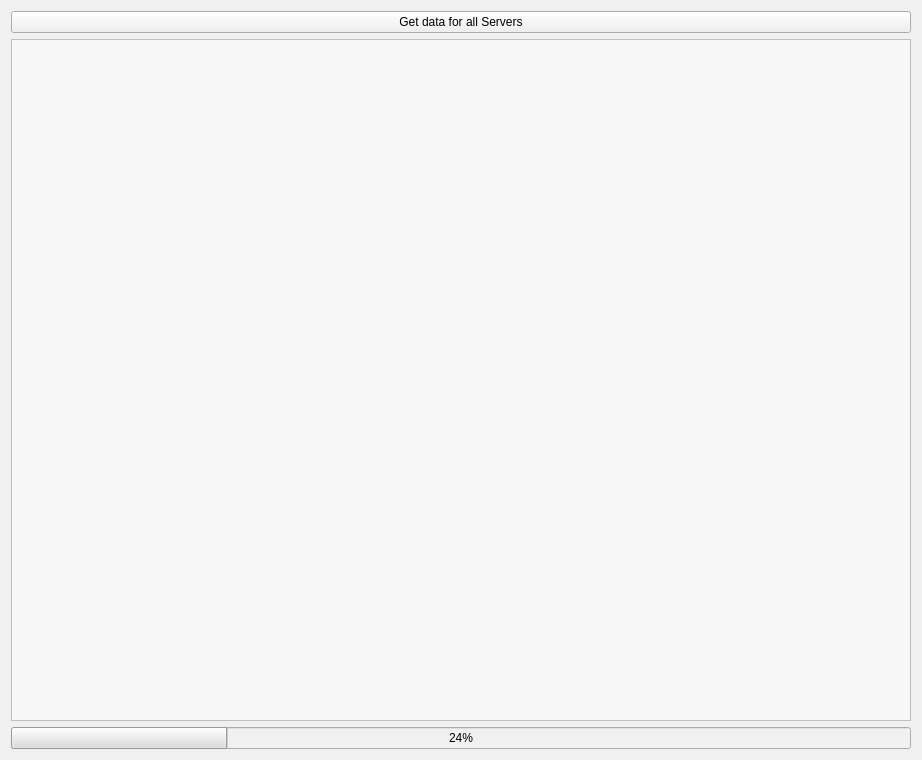
This is source_files/isrt_monitor_v0.7.ui in sargolin/ISRT-Insurgency-Sandstorm-RCON-TOOL-and-Mapchanger as Qt 5 draws it before an edit. The edited form follows.
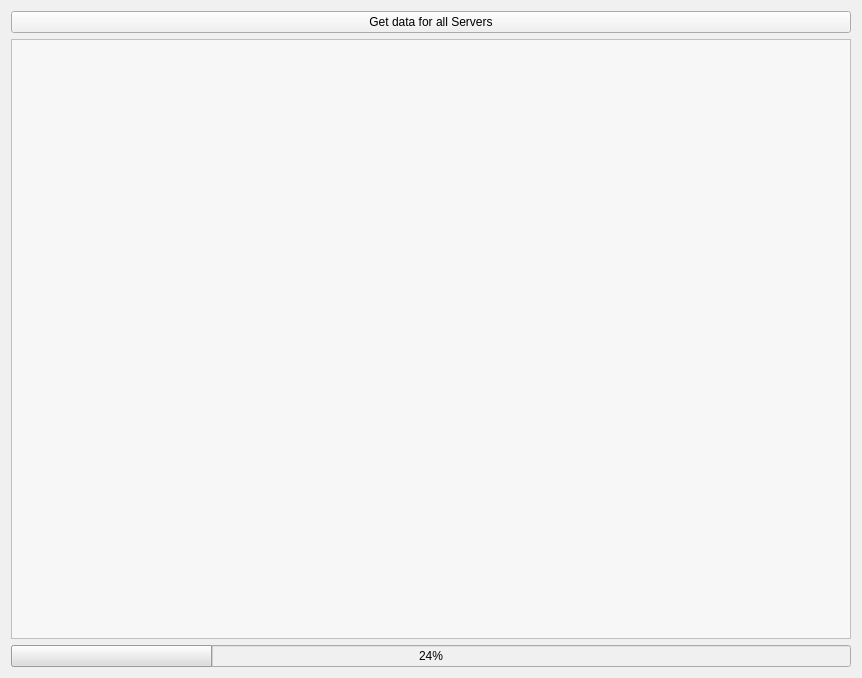
This is the edited form. Icons and pictures are not drawn.

What changed in the file:
```diff
--- a/source_files/isrt_monitor_v0.7.ui
+++ b/source_files/isrt_monitor_v0.7.ui
@@ -6,8 +6,8 @@
    <rect>
     <x>0</x>
     <y>0</y>
-    <width>920</width>
-    <height>760</height>
+    <width>860</width>
+    <height>678</height>
    </rect>
   </property>
   <property name="windowTitle">
@@ -62,7 +62,7 @@
        </property>
        <property name="minimumSize">
         <size>
-         <width>900</width>
+         <width>840</width>
          <height>600</height>
         </size>
        </property>
@@ -84,7 +84,7 @@
         <enum>Qt::ScrollBarAlwaysOff</enum>
        </property>
        <property name="sizeAdjustPolicy">
-        <enum>QAbstractScrollArea::AdjustToContentsOnFirstShow</enum>
+        <enum>QAbstractScrollArea::AdjustIgnored</enum>
        </property>
        <property name="editTriggers">
         <set>QAbstractItemView::NoEditTriggers</set>
@@ -108,10 +108,10 @@
         <bool>true</bool>
        </attribute>
        <attribute name="horizontalHeaderMinimumSectionSize">
-        <number>130</number>
+        <number>0</number>
        </attribute>
        <attribute name="horizontalHeaderDefaultSectionSize">
-        <number>130</number>
+        <number>0</number>
        </attribute>
        <attribute name="horizontalHeaderShowSortIndicator" stdset="0">
         <bool>true</bool>
```
Left out of the diff: 2 changed lines with no effect on the pictures.
